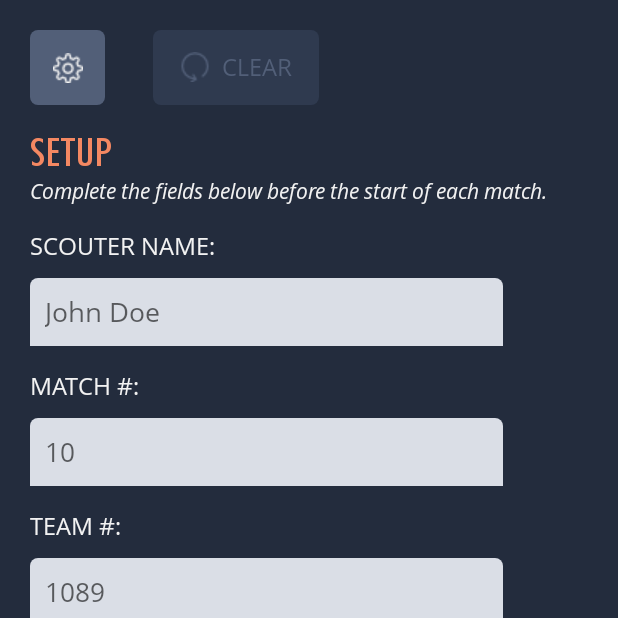
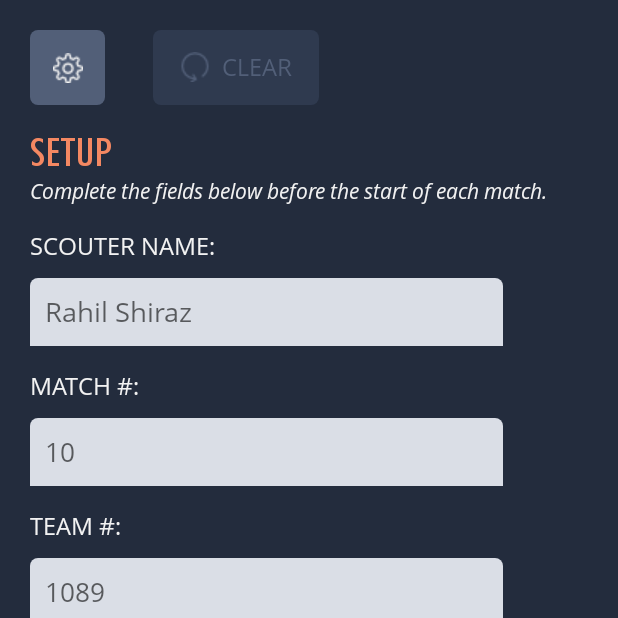
Before and after one commit to Mercury1089/2022-scouting-app, an Android app: the screen it shows after launch (PregameActivity), on a phone screen of 412 x 824 dp, the top half of it. Run offline under Robolectric (Android 15) with nearby library versions, the phone set to English and light mode, and no system bars.

Commit message:
Misc - Added requested change to Pregame activity

```diff
--- a/app/src/main/res/values/constants.xml
+++ b/app/src/main/res/values/constants.xml
@@ -1,6 +1,6 @@
 <?xml version="1.0" encoding="utf-8"?>
 <resources>
     <string name="HINT_TEAM_NUMBER">1089</string>
-    <string name="HINT_NAME">John Doe</string>
+    <string name="HINT_NAME">Rahil Shiraz</string>
     <string name="HINT_MATCH_NUMBER">10</string>
 </resources>
```
